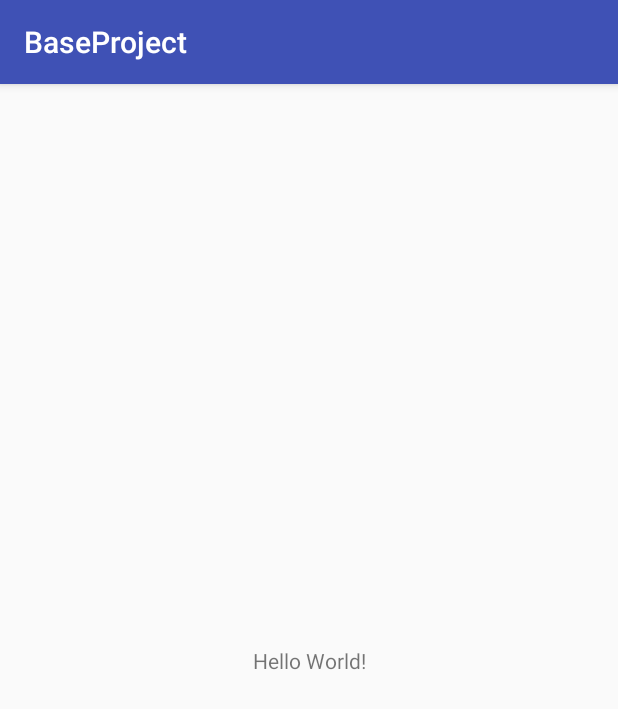
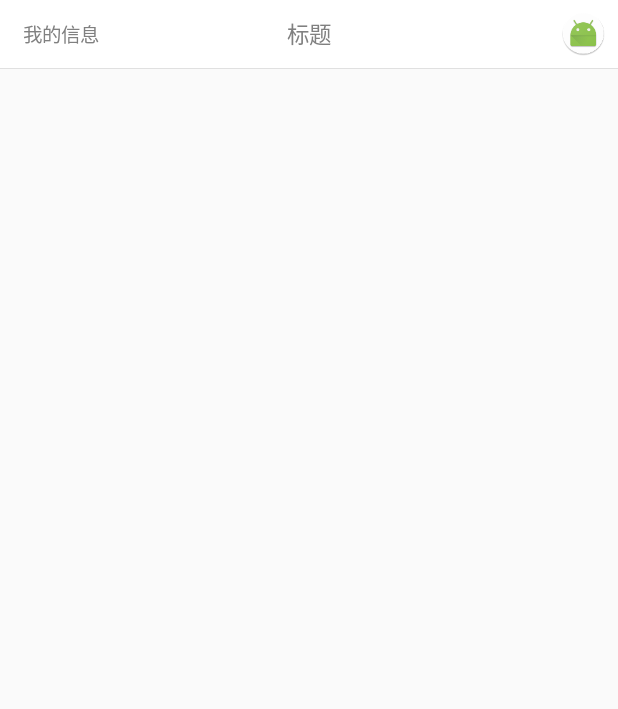
Before and after one commit to zhiwenxu/BaseProject, an Android app: the screen it shows after launch (MainActivity before the commit, TitleActivity after it), on a phone screen of 412 x 824 dp. Shown: the top 709 px of the screen. Run offline under Robolectric (Android 15) with nearby library versions, the phone set to English and light mode, and no system bars.

Commit message:
1.新增自定义标题

```diff
--- a/app/src/main/AndroidManifest.xml
+++ b/app/src/main/AndroidManifest.xml
@@ -8,8 +8,9 @@
         android:label="@string/app_name"
         android:roundIcon="@mipmap/ic_launcher_round"
         android:supportsRtl="true"
-        android:theme="@style/AppTheme">
-        <activity android:name=".MainActivity">
+        android:theme="@style/AppTheme"
+        android:name=".app.App">
+        <activity android:name=".demo.TitleActivity">
             <intent-filter>
                 <action android:name="android.intent.action.MAIN" />
 
--- a/app/src/main/java/com/xzw/base/base/BaseActivity.java
+++ b/app/src/main/java/com/xzw/base/base/BaseActivity.java
@@ -8,17 +8,20 @@ import com.xzw.base.app.App;
 
 /**
  * Created by xuzw-pc on 2017/9/7.
+ *
  */
 
-public abstract class BaseActivity<V,T extends BasePresenter<V>> extends AppCompatActivity{
+public abstract class BaseActivity<V,P extends BasePresenter<V>> extends AppCompatActivity{
 
-    public T presenter;
+    public P presenter;
 
     @Override
     protected void onCreate(@Nullable Bundle savedInstanceState) {
         super.onCreate(savedInstanceState);
         presenter = initPresenter();
-        presenter.attach((V)this);
+        if(presenter != null){
+            presenter.attach((V)this);
+        }
         App.getApp().addActivity(this);
     }
 
@@ -30,9 +33,10 @@ public abstract class BaseActivity<V,T extends BasePresenter<V>> extends AppComp
     @Override
     protected void onDestroy() {
         super.onDestroy();
-        presenter.dettach();
+        if(presenter != null){
+            presenter.dettach();
+        }
         App.getApp().removeActivity(this);
     }
-
-    public abstract T initPresenter();
+    public abstract P initPresenter();
 }
--- /dev/null
+++ b/app/src/main/java/com/xzw/base/callback/TitleBarClickListener.java
@@ -0,0 +1,13 @@
+package com.xzw.base.callback;
+
+/**
+ * Created by dmsoft on 2017/9/11.
+ */
+
+public interface TitleBarClickListener {
+
+    int TITLE_LEFT = 0;
+    int TITLE_RIGHT = 1;
+
+    void onTitleClick(int orientation);
+}
--- /dev/null
+++ b/app/src/main/java/com/xzw/base/custom/TitleBar.java
@@ -0,0 +1,158 @@
+package com.xzw.base.custom;
+
+import android.content.Context;
+import android.graphics.Color;
+import android.util.AttributeSet;
+import android.view.View;
+import android.view.ViewGroup;
+import android.widget.ImageView;
+import android.widget.RelativeLayout;
+import android.widget.TextView;
+
+import com.xzw.base.callback.TitleBarClickListener;
+import com.xzw.base.utils.DisplayUtil;
+
+/**
+ * Created by dmsoft on 2017/9/11.
+ *
+ */
+
+public class TitleBar extends RelativeLayout implements View.OnClickListener{
+
+    private static final String TEXT_COLOR = "#808080";
+    private static final String WHITEC_COLOR = "#ffffff";
+    private static final float HEIGHT = 45;
+    private static final float TITLE_TEXT_SIZE = 22;
+    private static final float TEXT_SIZE = 20;
+
+    private TitleBarClickListener mListener;
+    private RelativeLayout leftLayout,rightLayout;
+    private TextView leftTv,rightTv,centerTv;
+    private ImageView leftImage,rightImage;
+
+    public TitleBar(Context context, AttributeSet attrs) {
+        super(context, attrs);
+        init(context);
+    }
+
+    private void init(Context context){
+
+        leftLayout = new RelativeLayout(context);
+        rightLayout = new RelativeLayout(context);
+        leftTv = new TextView(context);
+        rightTv = new TextView(context);
+        centerTv = new TextView(context);
+        leftImage = new ImageView(context);
+        rightImage = new ImageView(context);
+
+        //左边图片布局参数
+        LayoutParams leftLayoutParam = new LayoutParams(DisplayUtil.dp2px(context,45), ViewGroup.LayoutParams.MATCH_PARENT);
+        leftLayoutParam.addRule(RelativeLayout.ALIGN_PARENT_LEFT,TRUE);
+        leftLayoutParam.addRule(RelativeLayout.CENTER_VERTICAL,TRUE);
+        leftLayout.setLayoutParams(leftLayoutParam);
+        leftLayout.setVisibility(GONE);
+
+        //右边图片布局参数
+        LayoutParams rightLayoutParam = new LayoutParams(DisplayUtil.dp2px(context,45), ViewGroup.LayoutParams.MATCH_PARENT);
+        rightLayoutParam.addRule(RelativeLayout.ALIGN_PARENT_RIGHT,TRUE);
+        rightLayoutParam.addRule(RelativeLayout.CENTER_VERTICAL,TRUE);
+        rightLayout.setLayoutParams(rightLayoutParam);
+        rightLayout.setVisibility(GONE);
+
+        //左边图片布局参数
+        LayoutParams leftImageParam = new LayoutParams(DisplayUtil.dp2px(context,30),DisplayUtil.dp2px(context,30));
+        leftImageParam.addRule(RelativeLayout.CENTER_IN_PARENT,TRUE);
+        leftImage.setLayoutParams(leftImageParam);
+
+        //右边图片布局参数
+        LayoutParams rightImageParam = new LayoutParams(DisplayUtil.dp2px(context,30),DisplayUtil.dp2px(context,30));
+        rightImageParam.addRule(RelativeLayout.CENTER_IN_PARENT,TRUE);
+        rightImage.setLayoutParams(rightImageParam);
+
+        //左边文字布局参数
+        LayoutParams leftTvParam = new LayoutParams(ViewGroup.LayoutParams.WRAP_CONTENT,ViewGroup.LayoutParams.WRAP_CONTENT);
+        leftTvParam.addRule(RelativeLayout.CENTER_VERTICAL,TRUE);
+        leftTvParam.leftMargin = DisplayUtil.dp2px(context,15);
+        leftTv.setLayoutParams(leftTvParam);
+        leftTv.setTextColor(Color.parseColor(TEXT_COLOR));
+        leftTv.setTextSize(DisplayUtil.sp2px(context,TEXT_SIZE));
+        leftTv.setVisibility(GONE);
+
+        //右边文字布局参数
+        LayoutParams rightTvParam = new LayoutParams(ViewGroup.LayoutParams.WRAP_CONTENT,ViewGroup.LayoutParams.WRAP_CONTENT);
+        rightTvParam.addRule(RelativeLayout.CENTER_VERTICAL,TRUE);
+        rightTvParam.addRule(RelativeLayout.ALIGN_PARENT_RIGHT,TRUE);
+        rightTvParam.rightMargin = DisplayUtil.dp2px(context,15);
+        rightTv.setLayoutParams(rightTvParam);
+        rightTv.setTextColor(Color.parseColor(TEXT_COLOR));
+        rightTv.setTextSize(DisplayUtil.sp2px(context,TEXT_SIZE));
+        rightTv.setVisibility(GONE);
+
+        //中间标题文字布局参数
+        LayoutParams centerTvParam = new LayoutParams(ViewGroup.LayoutParams.WRAP_CONTENT,ViewGroup.LayoutParams.WRAP_CONTENT);
+        centerTvParam.addRule(RelativeLayout.CENTER_IN_PARENT,TRUE);
+        centerTv.setLayoutParams(centerTvParam);
+        centerTv.setTextColor(Color.parseColor(TEXT_COLOR));
+        centerTv.setTextSize(DisplayUtil.sp2px(context,TITLE_TEXT_SIZE));
+
+
+        leftLayout.setOnClickListener(this);
+        rightLayout.setOnClickListener(this);
+
+        leftLayout.addView(leftImage);
+        rightLayout.addView(rightImage);
+
+        addView(leftLayout);
+        addView(rightLayout);
+        addView(centerTv);
+        addView(leftTv);
+        addView(rightTv);
+    }
+
+    //设置监听
+    public void setOnTitleBarListener(TitleBarClickListener listener){
+        this.mListener = listener;
+    }
+
+    //设置标题
+    public void setTitle(String title){
+        centerTv.setText(title);
+    }
+    //设置左边图标
+    public void setLeftImage(int drawable){
+        leftLayout.setVisibility(VISIBLE);
+        leftImage.setBackgroundResource(drawable);
+        leftTv.setVisibility(GONE);
+    }
+    //设置右边图标
+    public void setRightImage(int drawable){
+        rightLayout.setVisibility(VISIBLE);
+        rightImage.setBackgroundResource(drawable);
+        rightTv.setVisibility(GONE);
+    }
+    //设置左边文字
+    public void setLeftTv(String tv){
+        leftTv.setText(tv);
+        leftTv.setVisibility(VISIBLE);
+        leftLayout.setVisibility(GONE);
+    }
+    //设置右边文字
+    public void setRightTv(String tv){
+        rightTv.setText(tv);
+        rightTv.setVisibility(VISIBLE);
+        rightLayout.setVisibility(GONE);
+    }
+
+
+    @Override
+    public void onClick(View v) {
+        if(v == leftLayout){
+            if(mListener != null)
+                mListener.onTitleClick(TitleBarClickListener.TITLE_LEFT);
+        }
+        if(v == rightLayout) {
+            if(mListener != null)
+                mListener.onTitleClick(TitleBarClickListener.TITLE_RIGHT);
+        }
+    }
+}
--- /dev/null
+++ b/app/src/main/java/com/xzw/base/demo/TitleActivity.java
@@ -0,0 +1,55 @@
+package com.xzw.base.demo;
+
+import android.os.Bundle;
+import android.support.annotation.Nullable;
+import android.util.Log;
+import android.view.ViewConfiguration;
+
+import com.xzw.base.R;
+import com.xzw.base.base.BaseActivity;
+import com.xzw.base.base.BasePresenter;
+import com.xzw.base.callback.TitleBarClickListener;
+import com.xzw.base.custom.TitleBar;
+
+/**
+ * Created by dmsoft on 2017/9/11.
+ *
+ */
+
+public class TitleActivity extends BaseActivity implements TitleBarClickListener{
+
+    private TitleBar mTitleBar;
+
+    @Override
+    protected void onCreate(@Nullable Bundle savedInstanceState) {
+        super.onCreate(savedInstanceState);
+        setContentView(R.layout.activity_demo);
+        init();
+    }
+
+    private void init(){
+        mTitleBar = (TitleBar)findViewById(R.id.title_bar);
+        mTitleBar.setTitle("标题");
+        mTitleBar.setRightImage(R.mipmap.ic_launcher_round);
+        mTitleBar.setLeftTv("我的信息");
+        mTitleBar.setOnTitleBarListener(this);
+        int mTouchSlop = ViewConfiguration.get(this).getScaledTouchSlop();
+    }
+
+    @Override
+    public BasePresenter initPresenter() {
+        return null;
+    }
+
+    @Override
+    public void onTitleClick(int orientation) {
+        switch (orientation){
+            case TITLE_LEFT:
+                Log.e("TAG","左边按钮");
+                break;
+            case TITLE_RIGHT:
+                Log.e("TAG","右边按钮");
+                break;
+        }
+    }
+}
--- a/app/src/main/java/com/xzw/base/utils/DisplayUtil.java
+++ b/app/src/main/java/com/xzw/base/utils/DisplayUtil.java
@@ -18,13 +18,23 @@ public class DisplayUtil {
         return new Point(dm.widthPixels,dm.heightPixels);
     }
 
-    public int dp2px(Context context,float value){
+    public static int dp2px(Context context,float value){
         float scale = context.getResources().getDisplayMetrics().density;
         return (int) (value * scale +0.5f);
     }
-    public int px2dp(Context context,float value){
+    public static int px2dp(Context context,float value){
         float scale = context.getResources().getDisplayMetrics().density;
         return (int) ((value / scale) + 0.5f);
     }
 
+    public static int px2sp(Context context,float value){
+        float scale = context.getResources().getDisplayMetrics().scaledDensity;
+        return (int)(value * scale + 0.5f);
+    }
+
+    public static int sp2px(Context context,float value){
+        float scale = context.getResources().getDisplayMetrics().scaledDensity;
+        return (int)(value / scale +0.5f);
+    }
+
 }
--- /dev/null
+++ b/app/src/main/res/layout/activity_demo.xml
@@ -0,0 +1,14 @@
+<?xml version="1.0" encoding="utf-8"?>
+<LinearLayout xmlns:android="http://schemas.android.com/apk/res/android"
+    android:orientation="vertical" android:layout_width="match_parent"
+    android:layout_height="match_parent">
+    <com.xzw.base.custom.TitleBar
+        android:id="@+id/title_bar"
+        android:layout_width="match_parent"
+        android:layout_height="45dp"
+        android:background="#ffffff"/>
+    <View
+        android:layout_width="match_parent"
+        android:layout_height="1px"
+        android:background="#e0e0e0"/>
+</LinearLayout>
--- a/app/src/main/res/values/styles.xml
+++ b/app/src/main/res/values/styles.xml
@@ -1,7 +1,7 @@
 <resources>
 
     <!-- Base application theme. -->
-    <style name="AppTheme" parent="Theme.AppCompat.Light.DarkActionBar">
+    <style name="AppTheme" parent="Theme.AppCompat.Light.NoActionBar">
         <!-- Customize your theme here. -->
         <item name="colorPrimary">@color/colorPrimary</item>
         <item name="colorPrimaryDark">@color/colorPrimaryDark</item>
```
